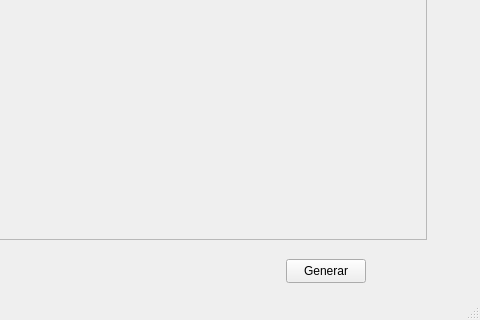
The window that TemplateFiller/mainwindow.ui (SrOParker/QT-QML-PROJECTS) describes before a commit, drawn with Qt 5; both pictures show x 404 to 884 and y 310 to 630 of the 884 by 630 pixel window.
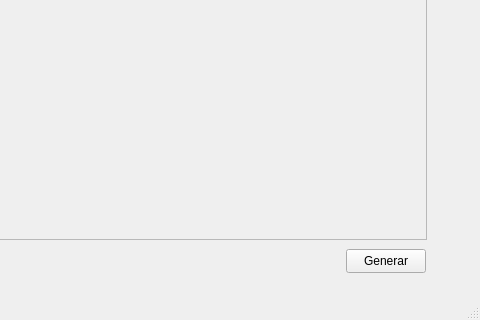
The same window after the commit.

Diff of the .ui file:
```diff
--- a/TemplateFiller/mainwindow.ui
+++ b/TemplateFiller/mainwindow.ui
@@ -14,19 +14,6 @@
    <string>MainWindow</string>
   </property>
   <widget class="QWidget" name="centralwidget">
-   <widget class="QPushButton" name="pushButtonGenerar">
-    <property name="geometry">
-     <rect>
-      <x>690</x>
-      <y>550</y>
-      <width>80</width>
-      <height>24</height>
-     </rect>
-    </property>
-    <property name="text">
-     <string>Generar</string>
-    </property>
-   </widget>
    <widget class="QScrollArea" name="listWidget">
     <property name="geometry">
      <rect>
@@ -60,6 +47,19 @@
      </widget>
     </widget>
    </widget>
+   <widget class="QPushButton" name="pushButtonGenerar">
+    <property name="geometry">
+     <rect>
+      <x>750</x>
+      <y>540</y>
+      <width>80</width>
+      <height>24</height>
+     </rect>
+    </property>
+    <property name="text">
+     <string>Generar</string>
+    </property>
+   </widget>
   </widget>
   <widget class="QMenuBar" name="menubar">
    <property name="geometry">
```
Left out of the diff: 10 changed lines with no effect on the pictures.
